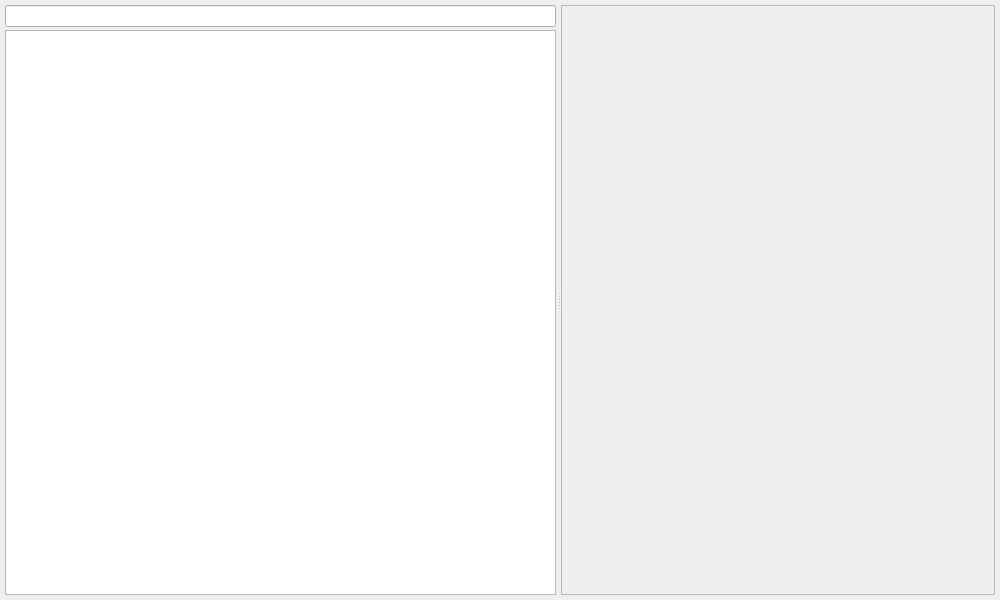
ShineiArakawa/rview, file src/mainwindow.ui: the form before one commit.
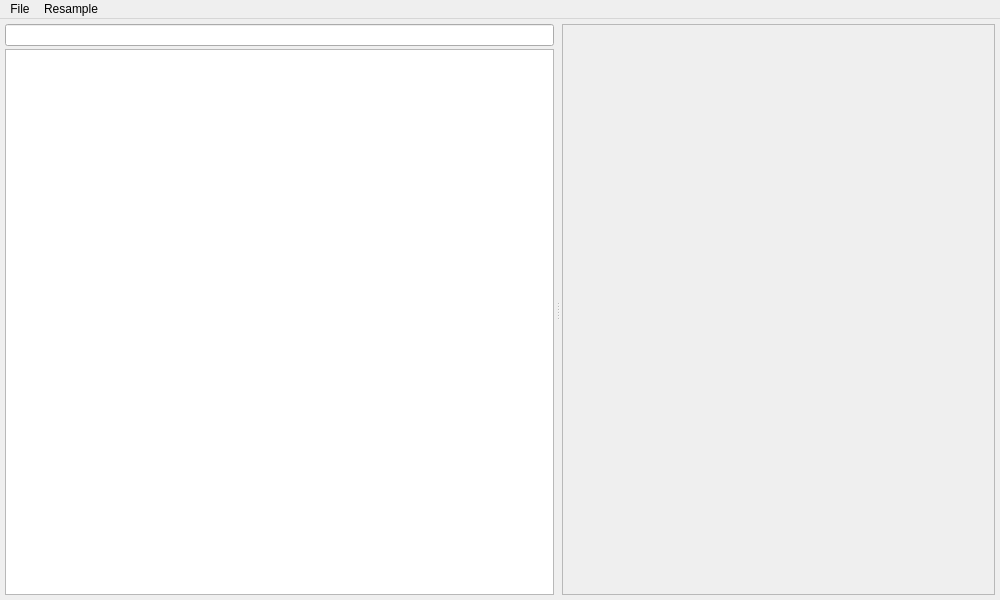
The form after the commit. Custom widgets are drawn as their Qt base class.

The edit to the form file:
```diff
--- a/src/mainwindow.ui
+++ b/src/mainwindow.ui
@@ -42,12 +42,12 @@
        <bool>true</bool>
       </property>
       <property name="handleWidth">
-       <number>5</number>
+       <number>8</number>
       </property>
       <property name="childrenCollapsible">
        <bool>false</bool>
       </property>
-      <widget class="QWidget" name="">
+      <widget class="QWidget" name="layoutWidget">
        <layout class="QVBoxLayout" name="verticalLayout">
         <property name="spacing">
          <number>3</number>
@@ -170,6 +170,23 @@
      <height>43</height>
     </rect>
    </property>
+   <widget class="QMenu" name="menuFile">
+    <property name="title">
+     <string>File</string>
+    </property>
+    <addaction name="actionOpenDir"/>
+   </widget>
+   <widget class="QMenu" name="menuResample">
+    <property name="title">
+     <string>Resample</string>
+    </property>
+    <addaction name="actionNearest"/>
+    <addaction name="actionBilinear"/>
+    <addaction name="actionBicubic"/>
+    <addaction name="actionLanczos4"/>
+   </widget>
+   <addaction name="menuFile"/>
+   <addaction name="menuResample"/>
   </widget>
  </widget>
  <customwidgets>
```
Left out of the diff: 40 changed lines with no effect on the pictures.
